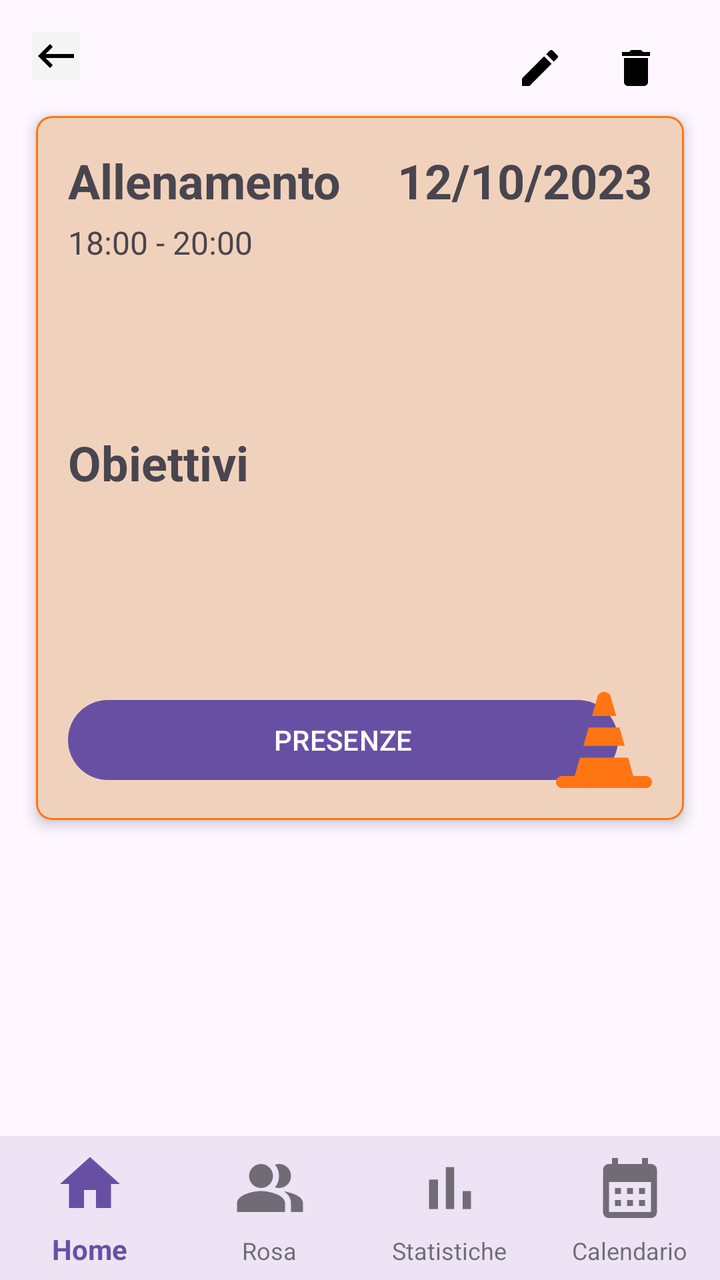
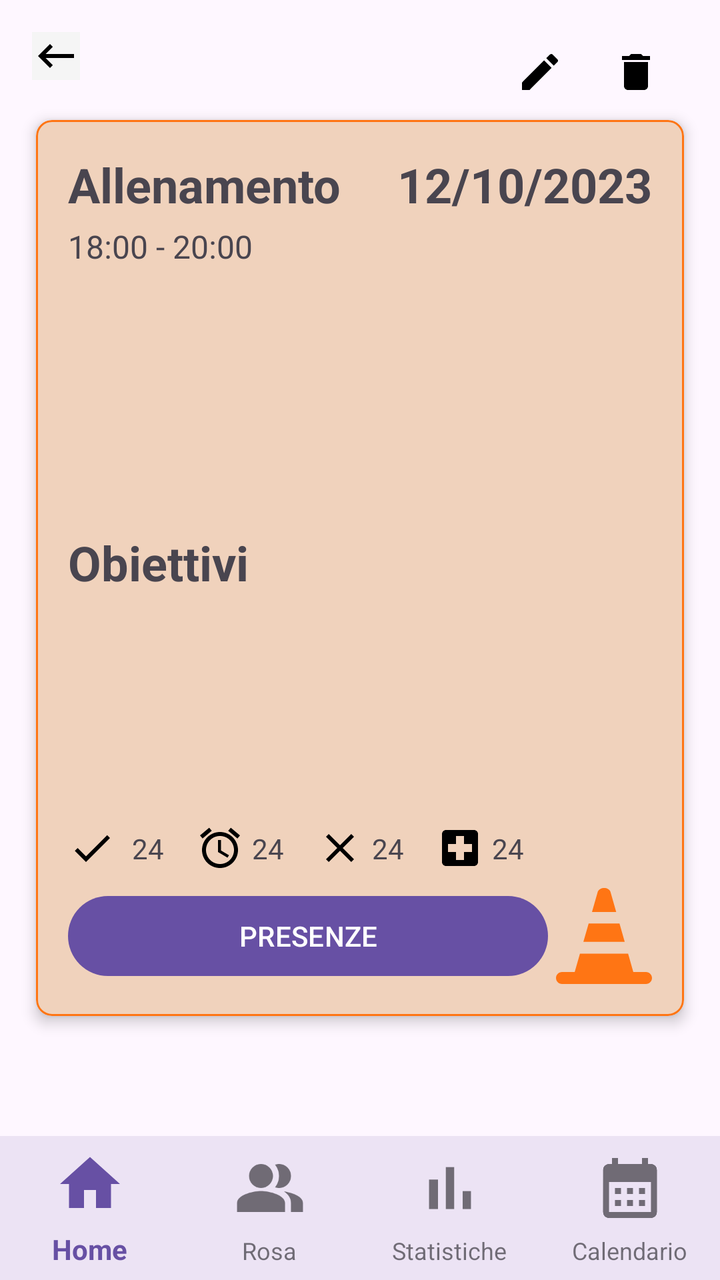

Two renders of the same Android screen: before a commit and after it. Below are the layout's source before the change and the commit's diff.
<!-- AndroidManifest.xml: application theme Theme.YouCoach -->
<!-- res/layout/activity_dettaglio_allenamento.xml -->
<androidx.constraintlayout.widget.ConstraintLayout
    xmlns:android="http://schemas.android.com/apk/res/android"
    xmlns:app="http://schemas.android.com/apk/res-auto"
    xmlns:tools="http://schemas.android.com/tools"
    android:layout_width="match_parent"
    android:layout_height="match_parent">



    <ImageButton
        android:id="@+id/back_button"
        android:layout_width="wrap_content"
        android:layout_height="wrap_content"
        android:layout_marginStart="16dp"
        android:layout_marginTop="16dp"
        android:background="@color/background_grey"
        android:src="@drawable/arrow_back"
        app:layout_constraintStart_toStartOf="parent"
        app:layout_constraintTop_toTopOf="parent" />


    <ImageButton
        android:id="@+id/modificaAllenamento_button"
        android:layout_width="48dp"
        android:layout_height="48dp"
        android:background="@color/transparent"
        android:src="@drawable/edit"
        app:layout_constraintBottom_toTopOf="@+id/card_training"
        app:layout_constraintEnd_toStartOf="@+id/eliminaAllenamento_button"/>

    <ImageButton
        android:id="@+id/eliminaAllenamento_button"
        android:layout_width="48dp"
        android:layout_height="48dp"
        android:background="@color/transparent"
        android:src="@drawable/delete"
        app:layout_constraintBottom_toTopOf="@+id/card_training"
        app:layout_constraintEnd_toEndOf="@id/card_training"/>





    <com.google.android.material.card.MaterialCardView
        android:id="@+id/card_training"
        android:layout_width="0dp"
        android:layout_height="0dp"
        app:layout_constraintWidth_percent="0.9"
        app:layout_constraintHeight_percent="0.55"
        android:layout_marginBottom="100dp"
        app:layout_constraintTop_toTopOf="parent"
        app:layout_constraintBottom_toTopOf="@+id/bottom_navigation"
        app:layout_constraintStart_toStartOf="parent"
        app:layout_constraintEnd_toEndOf="parent"
        app:cardCornerRadius="8dp"
        app:cardBackgroundColor="@color/background_training_card"
        app:cardElevation="4dp"
        app:strokeWidth="1dp"
        app:strokeColor="@color/background_orange">


        <androidx.constraintlayout.widget.ConstraintLayout
            android:layout_width="match_parent"
            android:layout_height="match_parent"
            android:padding="16dp">

            
            <TextView
                android:id="@+id/card_title"
                android:layout_width="0dp"
                android:layout_height="wrap_content"
                android:text="Allenamento"
                android:textSize="24dp"
                android:textStyle="bold"
                app:layout_constraintStart_toStartOf="parent"
                app:layout_constraintTop_toTopOf="parent" />

            
            <TextView
                android:id="@+id/card_date"
                android:layout_width="0dp"
                android:layout_height="wrap_content"
                android:layout_marginStart="40dp"
                android:text="12/10/2023"
                android:textSize="24sp"
                android:textStyle="bold"
                app:layout_constraintEnd_toEndOf="parent"
                app:layout_constraintTop_toTopOf="parent"/>

            
            <TextView
                android:id="@+id/card_time"
                android:layout_width="0dp"
                android:layout_height="wrap_content"
                android:layout_marginTop="4dp"
                android:text="18:00 - 20:00"
                android:textSize="16dp"
                app:layout_constraintEnd_toEndOf="parent"
                app:layout_constraintStart_toStartOf="parent"
                app:layout_constraintTop_toBottomOf="@id/card_title" />

            
            <androidx.constraintlayout.widget.ConstraintLayout
                android:layout_width="0dp"
                android:layout_height="wrap_content"
                android:layout_marginTop="8dp"
                android:layout_marginBottom="8dp"
                app:layout_constraintEnd_toEndOf="parent"
                app:layout_constraintStart_toStartOf="parent"
                app:layout_constraintTop_toBottomOf="@id/card_time"
                app:layout_constraintBottom_toTopOf="@id/presenze_button">

                <TextView
                    android:id="@+id/obiettivi_txt"
                    android:layout_width="wrap_content"
                    android:layout_height="wrap_content"
                    android:text="Obiettivi"
                    android:textStyle="bold"
                    android:textSize="24dp"
                    app:layout_constraintStart_toStartOf="parent"
                    app:layout_constraintTop_toTopOf="parent" />

                
                <androidx.recyclerview.widget.RecyclerView
                    android:id="@+id/recyclerViewObiettivi"
                    android:layout_width="0dp"
                    android:layout_height="wrap_content"
                    android:layout_marginTop="16dp"
                    app:layout_constraintStart_toStartOf="parent"
                    app:layout_constraintTop_toBottomOf="@+id/obiettivi_txt" />


            </androidx.constraintlayout.widget.ConstraintLayout>


            
            <Button
                android:id="@+id/presenze_button"
                android:layout_width="275dp"
                android:layout_height="wrap_content"
                android:text="Presenze"
                android:textAllCaps="true"
                app:layout_constraintBottom_toBottomOf="parent"
                app:layout_constraintStart_toStartOf="parent" />

            
            <ImageView
                android:id="@+id/training_icon"
                android:layout_width="wrap_content"
                android:layout_height="wrap_content"
                android:layout_marginTop="16dp"
                android:src="@drawable/training_cone"
                app:layout_constraintBottom_toBottomOf="parent"
                app:layout_constraintEnd_toEndOf="parent" />

        </androidx.constraintlayout.widget.ConstraintLayout>

    </com.google.android.material.card.MaterialCardView>

    <com.google.android.material.bottomnavigation.BottomNavigationView
        android:id="@+id/bottom_navigation"
        android:layout_width="0dp"
        android:layout_height="72dp"
        android:background="?android:attr/windowBackground"
        app:labelVisibilityMode="labeled"
        app:menu="@menu/bottom_nav_menu"
        style="@style/BottomNavigationViewStyle"
        app:layout_constraintBottom_toBottomOf="parent"
        app:layout_constraintStart_toStartOf="parent"
        app:layout_constraintEnd_toEndOf="parent" />

</androidx.constraintlayout.widget.ConstraintLayout>
<!-- resources referenced by this layout -->
<resources>
  <color name="background_grey">#F5F5F5</color>
  <color name="background_orange">#ff7514</color>
  <color name="background_training_card">#f0d2bc</color>
  <color name="transparent">#00000000</color>
  <!-- drawable arrow_back (drawable) -->
  <vector xmlns:android="http://schemas.android.com/apk/res/android" android:autoMirrored="true" android:height="24dp" android:tint="#000000" android:viewportHeight="24" android:viewportWidth="24" android:width="24dp">
        
      <path android:fillColor="@android:color/white" android:pathData="M21,11H6.83l3.58,-3.59L9,6l-6,6 6,6 1.41,-1.41L6.83,13H21z"/>
      
  </vector>
  <!-- drawable delete (drawable) -->
  <vector xmlns:android="http://schemas.android.com/apk/res/android" android:height="24dp" android:tint="#000000" android:viewportHeight="24" android:viewportWidth="24" android:width="24dp">
        
      <path android:fillColor="@android:color/white" android:pathData="M6,19c0,1.1 0.9,2 2,2h8c1.1,0 2,-0.9 2,-2V7H6v12zM19,4h-3.5l-1,-1h-5l-1,1H5v2h14V4z"/>
      
  </vector>
  <style name="BottomNavigationViewStyle" parent="Widget.MaterialComponents.BottomNavigationView">
          <item name="itemIconSize">36dp</item> 
          <item name="itemTextAppearanceActive">@style/ActiveTextStyle</item> 
          <item name="itemTextAppearanceInactive">@style/InactiveTextStyle</item> 
      </style>
  <style name="Theme.YouCoach" parent="Base.Theme.YouCoach" />
  <style name="ActiveTextStyle" parent="TextAppearance.AppCompat.Small">
          <item name="android:textSize">14sp</item>
      </style>
  <style name="InactiveTextStyle" parent="TextAppearance.AppCompat.Small">
          <item name="android:textSize">12sp</item>
      </style>
  <style name="Base.Theme.YouCoach" parent="Theme.Material3.DayNight.NoActionBar">
          
          
      </style>
  <!-- unchanged entries left out for length: 2 -->
</resources>

<!-- the commit's change to res/layout/activity_dettaglio_allenamento.xml (unified diff, before → after) -->
@@ -46,8 +46,7 @@
         android:layout_width="0dp"
         android:layout_height="0dp"
         app:layout_constraintWidth_percent="0.9"
-        app:layout_constraintHeight_percent="0.55"
-        android:layout_marginBottom="100dp"
+        app:layout_constraintHeight_percent="0.7"
         app:layout_constraintTop_toTopOf="parent"
         app:layout_constraintBottom_toTopOf="@+id/bottom_navigation"
         app:layout_constraintStart_toStartOf="parent"
@@ -133,10 +132,92 @@
             </androidx.constraintlayout.widget.ConstraintLayout>
 
 
+            <ImageView
+                android:id="@+id/icona_presenze"
+                android:layout_width="24dp"
+                android:layout_height="24dp"
+                android:layout_marginBottom="8dp"
+                app:layout_constraintStart_toStartOf="@+id/presenze_button"
+                app:layout_constraintBottom_toTopOf="@+id/presenze_button"
+                android:src="@drawable/check" />
+
+            <TextView
+                android:id="@+id/num_presenze"
+                android:layout_width="wrap_content"
+                android:layout_height="wrap_content"
+                android:text="24"
+                android:layout_marginStart="8dp"
+                app:layout_constraintStart_toEndOf="@+id/icona_presenze"
+                app:layout_constraintTop_toTopOf="@+id/icona_presenze"
+                app:layout_constraintBottom_toBottomOf="@+id/icona_presenze"/>
+
+            <ImageView
+                android:id="@+id/icona_ritardo"
+                android:layout_width="24dp"
+                android:layout_height="24dp"
+                android:layout_marginBottom="8dp"
+                android:layout_marginStart="16dp"
+                app:layout_constraintStart_toEndOf="@+id/num_presenze"
+                app:layout_constraintBottom_toTopOf="@+id/presenze_button"
+                android:src="@drawable/ritardo" />
+
+            <TextView
+                android:id="@+id/num_ritardi"
+                android:layout_width="wrap_content"
+                android:layout_height="wrap_content"
+                android:text="24"
+                android:layout_marginStart="4dp"
+                app:layout_constraintStart_toEndOf="@+id/icona_ritardo"
+                app:layout_constraintTop_toTopOf="@+id/icona_presenze"
+                app:layout_constraintBottom_toBottomOf="@+id/icona_presenze"/>
+
+            <ImageView
+                android:id="@+id/icona_assenze"
+                android:layout_width="24dp"
+                android:layout_height="24dp"
+                android:layout_marginBottom="8dp"
+                android:layout_marginStart="16dp"
+                app:layout_constraintStart_toEndOf="@+id/num_ritardi"
+                app:layout_constraintBottom_toTopOf="@+id/presenze_button"
+                android:src="@drawable/croce" />
+
+            <TextView
+                android:id="@+id/num_assenze"
+                android:layout_width="wrap_content"
+                android:layout_height="wrap_content"
+                android:text="24"
+                android:layout_marginStart="4dp"
+                app:layout_constraintStart_toEndOf="@+id/icona_assenze"
+                app:layout_constraintTop_toTopOf="@+id/icona_presenze"
+                app:layout_constraintBottom_toBottomOf="@+id/icona_presenze"/>
+
+
+
+            <ImageView
+                android:id="@+id/icona_infortunio"
+                android:layout_width="24dp"
+                android:layout_height="24dp"
+                android:layout_marginBottom="8dp"
+                android:layout_marginStart="16dp"
+                app:layout_constraintStart_toEndOf="@+id/num_assenze"
+                app:layout_constraintBottom_toTopOf="@+id/presenze_button"
+                android:src="@drawable/infortunio" />
+
+            <TextView
+                android:id="@+id/num_infortunati"
+                android:layout_width="wrap_content"
+                android:layout_height="wrap_content"
+                android:text="24"
+                android:layout_marginStart="4dp"
+                app:layout_constraintStart_toEndOf="@+id/icona_infortunio"
+                app:layout_constraintTop_toTopOf="@+id/icona_presenze"
+                app:layout_constraintBottom_toBottomOf="@+id/icona_presenze"/>
+
+
             
             <Button
                 android:id="@+id/presenze_button"
-                android:layout_width="275dp"
+                android:layout_width="240dp"
                 android:layout_height="wrap_content"
                 android:text="Presenze"
                 android:textAllCaps="true"
<!-- resource entries referenced after the edit -->
@@ -10,10 +10,34 @@
       <path android:fillColor="@android:color/white" android:pathData="M21,11H6.83l3.58,-3.59L9,6l-6,6 6,6 1.41,-1.41L6.83,13H21z"/>
       
   </vector>
+  <!-- drawable check (drawable) -->
+  <vector xmlns:android="http://schemas.android.com/apk/res/android" android:height="24dp" android:tint="#000000" android:viewportHeight="24" android:viewportWidth="24" android:width="24dp">
+        
+      <path android:fillColor="@android:color/white" android:pathData="M9,16.17L4.83,12l-1.42,1.41L9,19 21,7l-1.41,-1.41z"/>
+      
+  </vector>
+  <!-- drawable croce (drawable) -->
+  <vector xmlns:android="http://schemas.android.com/apk/res/android" android:height="24dp" android:tint="#000000" android:viewportHeight="24" android:viewportWidth="24" android:width="24dp">
+        
+      <path android:fillColor="@android:color/white" android:pathData="M19,6.41L17.59,5 12,10.59 6.41,5 5,6.41 10.59,12 5,17.59 6.41,19 12,13.41 17.59,19 19,17.59 13.41,12z"/>
+      
+  </vector>
   <!-- drawable delete (drawable) -->
   <vector xmlns:android="http://schemas.android.com/apk/res/android" android:height="24dp" android:tint="#000000" android:viewportHeight="24" android:viewportWidth="24" android:width="24dp">
         
       <path android:fillColor="@android:color/white" android:pathData="M6,19c0,1.1 0.9,2 2,2h8c1.1,0 2,-0.9 2,-2V7H6v12zM19,4h-3.5l-1,-1h-5l-1,1H5v2h14V4z"/>
+      
+  </vector>
+  <!-- drawable infortunio (drawable) -->
+  <vector xmlns:android="http://schemas.android.com/apk/res/android" android:height="24dp" android:tint="#000000" android:viewportHeight="24" android:viewportWidth="24" android:width="24dp">
+        
+      <path android:fillColor="@android:color/white" android:pathData="M19,3L5,3c-1.1,0 -1.99,0.9 -1.99,2L3,19c0,1.1 0.9,2 2,2h14c1.1,0 2,-0.9 2,-2L21,5c0,-1.1 -0.9,-2 -2,-2zM18,14h-4v4h-4v-4L6,14v-4h4L10,6h4v4h4v4z"/>
+      
+  </vector>
+  <!-- drawable ritardo (drawable) -->
+  <vector xmlns:android="http://schemas.android.com/apk/res/android" android:height="24dp" android:tint="#000000" android:viewportHeight="24" android:viewportWidth="24" android:width="24dp">
+        
+      <path android:fillColor="@android:color/white" android:pathData="M22,5.72l-4.6,-3.86 -1.29,1.53 4.6,3.86L22,5.72zM7.88,3.39L6.6,1.86 2,5.71l1.29,1.53 4.59,-3.85zM12.5,8L11,8v6l4.75,2.85 0.75,-1.23 -4,-2.37L12.5,8zM12,4c-4.97,0 -9,4.03 -9,9s4.02,9 9,9c4.97,0 9,-4.03 9,-9s-4.03,-9 -9,-9zM12,20c-3.87,0 -7,-3.13 -7,-7s3.13,-7 7,-7 7,3.13 7,7 -3.13,7 -7,7z"/>
       
   </vector>
   <style name="BottomNavigationViewStyle" parent="Widget.MaterialComponents.BottomNavigationView">
